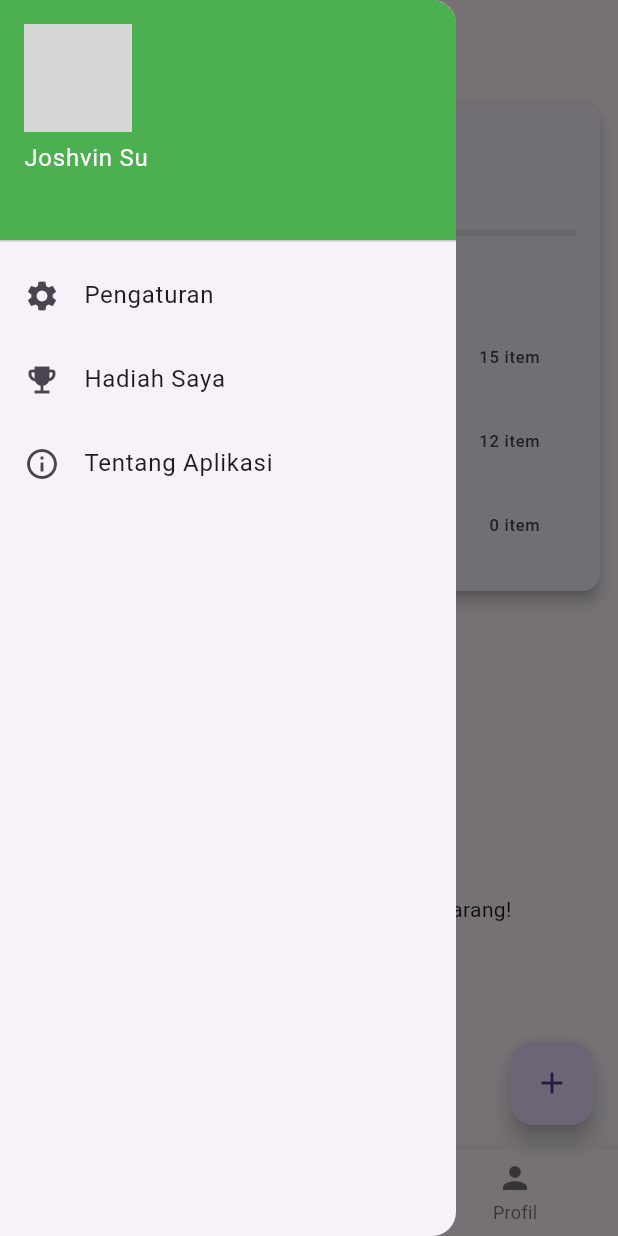
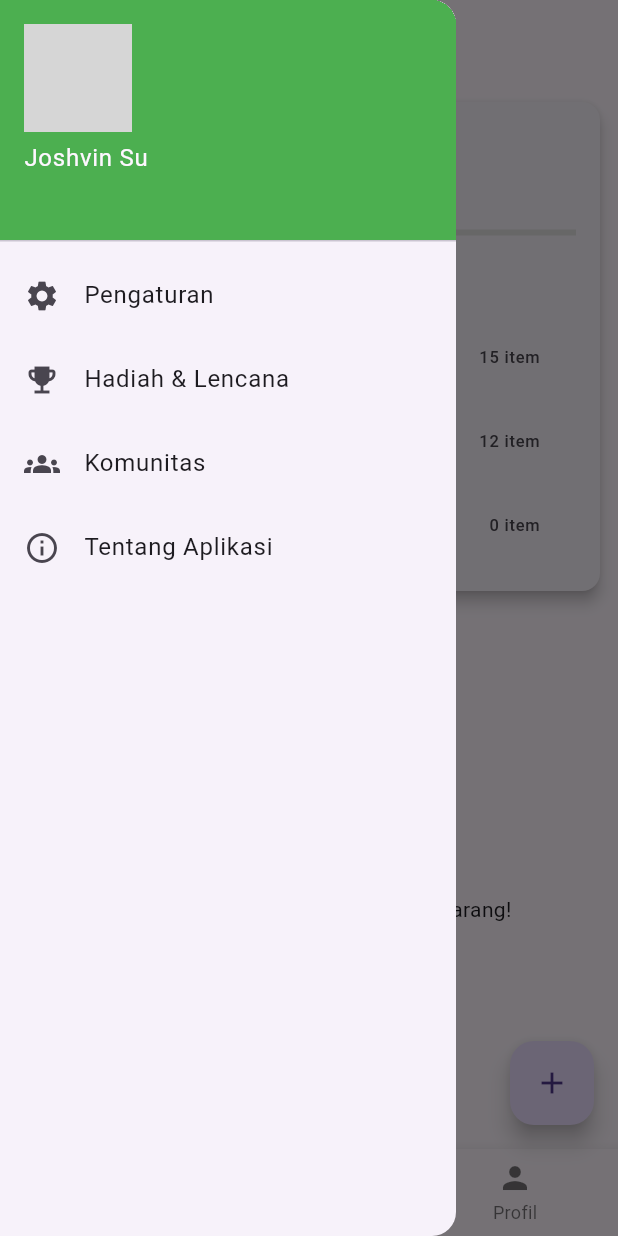
Before and after one commit to JoshvinSu/231110317_JoshvinSu_Remedial-Semester, a Flutter app: the HomeScreen screen opened directly, with the side drawer open, on a phone screen of 412 x 824 dp. Run offline on Flutter 3.47's test engine with Material 3 defaults, Android fonts, the phone set to English and light mode, and no system bars; our stand-ins replace get, image_picker; network calls fail; grey boxes are pictures that could not be loaded.

Commit message:
mengubah tampilan halaman edukasi

```diff
--- a/ecosort/lib/controllers/reward_controller.dart
+++ /dev/null
@@ -1,38 +0,0 @@
-// File: lib/controllers/rewards_controller.dart
-
-import 'package:get/get.dart';
-
-class Reward {
-  final String title;
-  final String description;
-  final RxBool isUnlocked;
-
-  Reward({
-    required this.title,
-    required this.description,
-    bool isUnlocked = false,
-  }) : isUnlocked = isUnlocked.obs;
-}
-
-class RewardsController extends GetxController {
-  var rewards = <Reward>[
-    Reward(
-      title: 'Pahlawan Daur Ulang',
-      description: 'Berhasil mencapai target 10 item mingguan!',
-    ),
-    Reward(
-      title: 'Juara Lingkungan',
-      description: 'Berhasil mencapai target 25 item!',
-    ),
-    Reward(
-      title: 'Legenda EcoSort',
-      description: 'Berhasil mencapai target 50 item!',
-    ),
-  ].obs;
-
-  void unlockReward(int index) {
-    if (index < rewards.length && !rewards[index].isUnlocked.value) {
-      rewards[index].isUnlocked.value = true;
-    }
-  }
-}
--- a/ecosort/lib/controllers/rewards_controller.dart
+++ b/ecosort/lib/controllers/rewards_controller.dart
@@ -17,15 +17,15 @@ class Reward {
     required this.voucherCode,
     bool isUnlocked = false,
     bool isClaimed = false,
-  }) : isUnlocked = isUnlocked.obs,
-       isClaimed = isClaimed.obs;
+  })  : isUnlocked = isUnlocked.obs,
+        isClaimed = isClaimed.obs;
 }
 
 class RewardsController extends GetxController {
   var rewards = <Reward>[
     Reward(
       title: 'Pahlawan Daur Ulang',
-      description: 'Berhasil mencapai target 10 item mingguan!',
+      description: 'Berhasil mencapai target 10 item!',
       voucherCode: 'ECO-HERO-10',
     ),
     Reward(
@@ -61,7 +61,7 @@ class RewardsController extends GetxController {
       content: Column(
         mainAxisSize: MainAxisSize.min,
         children: [
-          Text("Gunakan kode di bawah ini untuk menukarkan hadiah Anda:"),
+          const Text("Gunakan kode di bawah ini untuk menukarkan hadiah Anda:"),
           const SizedBox(height: 20),
           Container(
             padding: const EdgeInsets.all(10),
--- a/ecosort/lib/controllers/waste_controller.dart
+++ b/ecosort/lib/controllers/waste_controller.dart
@@ -1,4 +1,3 @@
-import 'package:ecosort/screens/reward_screen.dart';
 import 'package:ecosort/screens/rewards_screen.dart';
 import 'package:flutter/material.dart';
 import 'package:get/get.dart';
--- a/ecosort/lib/screens/home_screen.dart
+++ b/ecosort/lib/screens/home_screen.dart
@@ -3,9 +3,11 @@
 import 'package:ecosort/controllers/profile_controller.dart';
 import 'package:ecosort/controllers/user_controller.dart';
 import 'package:ecosort/screens/about_screen.dart';
+import 'package:ecosort/screens/community_screen.dart'; // Import Community Screen
+import 'package:ecosort/screens/education_screen.dart'; // Import Education Screen
 import 'package:ecosort/screens/guide_screen.dart';
 import 'package:ecosort/screens/profile_screen.dart';
-import 'package:ecosort/screens/reward_screen.dart';
+import 'package:ecosort/screens/rewards_screen.dart';
 import 'package:flutter/material.dart';
 import 'package:get/get.dart';
 import 'package:intl/intl.dart';
@@ -28,17 +30,15 @@ class HomeScreen extends StatelessWidget {
           padding: EdgeInsets.zero,
           children: [
             Obx(() {
-              // Ganti dengan profileImageBytes
               final imageBytes = profileController.profileImageBytes.value;
               return UserAccountsDrawerHeader(
                 accountName: Text(userController.userName.value),
                 accountEmail: Text(userController.userEmail.value),
                 currentAccountPicture: CircleAvatar(
-                  // Gunakan MemoryImage, sama seperti di halaman lain
                   backgroundImage: imageBytes != null
                       ? MemoryImage(imageBytes)
                       : const NetworkImage('https://i.pravatar.cc/150?img=3')
-                            as ImageProvider,
+                          as ImageProvider,
                 ),
                 decoration: const BoxDecoration(color: Colors.green),
               );
@@ -47,23 +47,32 @@ class HomeScreen extends StatelessWidget {
               leading: const Icon(Icons.settings),
               title: const Text('Pengaturan'),
               onTap: () {
-                Navigator.pop(context); // Close the drawer
+                Navigator.pop(context);
                 Get.to(() => const ProfileScreen());
               },
             ),
             ListTile(
               leading: const Icon(Icons.emoji_events),
-              title: const Text('Hadiah Saya'),
+              title: const Text('Hadiah & Lencana'), // Ubah teks
               onTap: () {
-                Navigator.pop(context); // Close the drawer
+                Navigator.pop(context);
                 Get.to(() => const RewardsScreen());
+              },
+            ),
+            // Tambah menu baru
+            ListTile(
+              leading: const Icon(Icons.groups),
+              title: const Text('Komunitas'),
+              onTap: () {
+                Navigator.pop(context);
+                Get.to(() => const CommunityScreen());
               },
             ),
             ListTile(
               leading: const Icon(Icons.info_outline),
               title: const Text('Tentang Aplikasi'),
               onTap: () {
-                Navigator.pop(context); // Close the drawer
+                Navigator.pop(context);
                 Get.to(() => const AboutScreen());
               },
             ),
@@ -93,8 +102,8 @@ class HomeScreen extends StatelessWidget {
                     Obx(
                       () => Text(
                         'items_recycled'.trParams({
-                          'count': wasteController.wasteEntries.length
-                              .toString(),
+                          'count':
+                              wasteController.wasteEntries.length.toString(),
                         }),
                       ),
                     ),
@@ -117,7 +126,6 @@ class HomeScreen extends StatelessWidget {
                       ),
                     ),
                     const SizedBox(height: 10),
-                    // Dummy Leaderboard
                     ListTile(
                       leading: const Icon(
                         Icons.emoji_events,
@@ -232,7 +240,7 @@ class HomeScreen extends StatelessWidget {
                                     confirmTextColor: Colors.white,
                                     onConfirm: () {
                                       wasteController.deleteEntry(entry.id);
-                                      Get.back(); // Close the dialog
+                                      Get.back();
                                       Get.snackbar(
                                         'Berhasil',
                                         'Riwayat "${entry.description}" telah dihapus.',
@@ -268,8 +276,8 @@ class HomeScreen extends StatelessWidget {
             label: 'home'.tr,
           ),
           BottomNavigationBarItem(
-            icon: const Icon(Icons.book),
-            label: 'guide'.tr,
+            icon: const Icon(Icons.school), // Ganti ikon
+            label: 'Edukasi', // Ganti label
           ),
           BottomNavigationBarItem(
             icon: const Icon(Icons.person),
@@ -279,7 +287,7 @@ class HomeScreen extends StatelessWidget {
         currentIndex: 0,
         onTap: (index) {
           if (index == 1) {
-            Get.to(() => const GuideScreen());
+            Get.to(() => const EducationScreen()); // Navigasi ke EducationScreen
           } else if (index == 2) {
             Get.to(() => const ProfileScreen());
           }
```
Also changed, not shown: ecosort/lib/screens/community_screen.dart (added, +38 -0 lines), ecosort/lib/screens/education_screen.dart (added, +95 -0 lines), ecosort/lib/screens/reward_screen.dart (deleted, +0 -49 lines), ecosort/lib/screens/rewards_screen.dart (+61 -1 lines).
